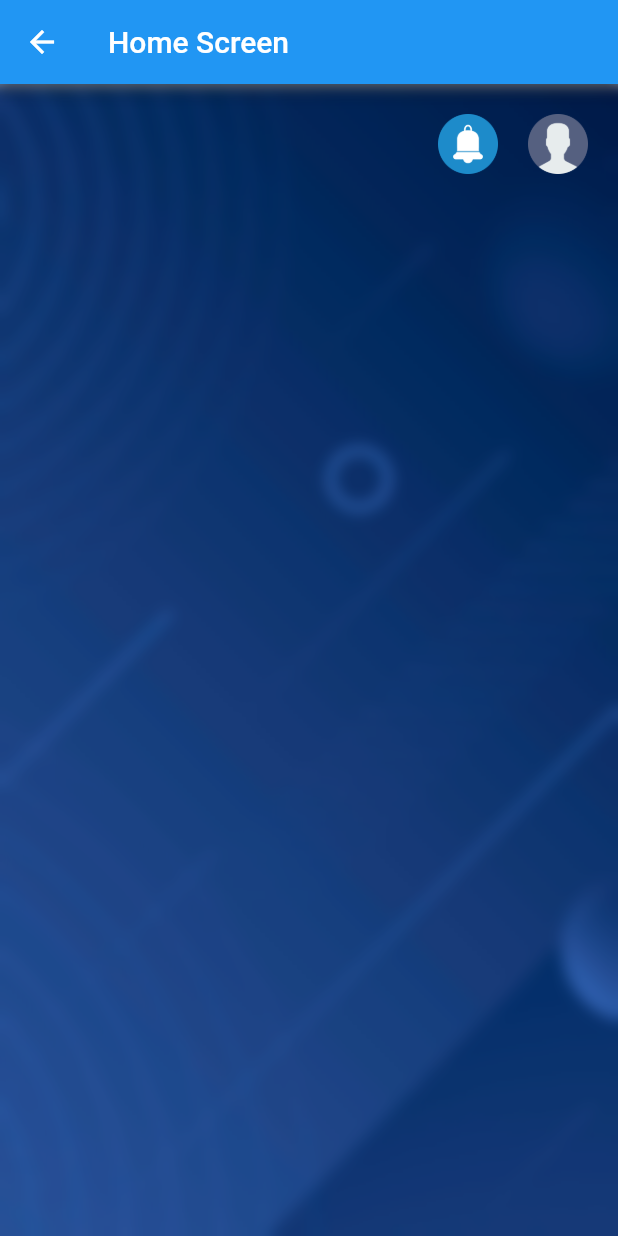
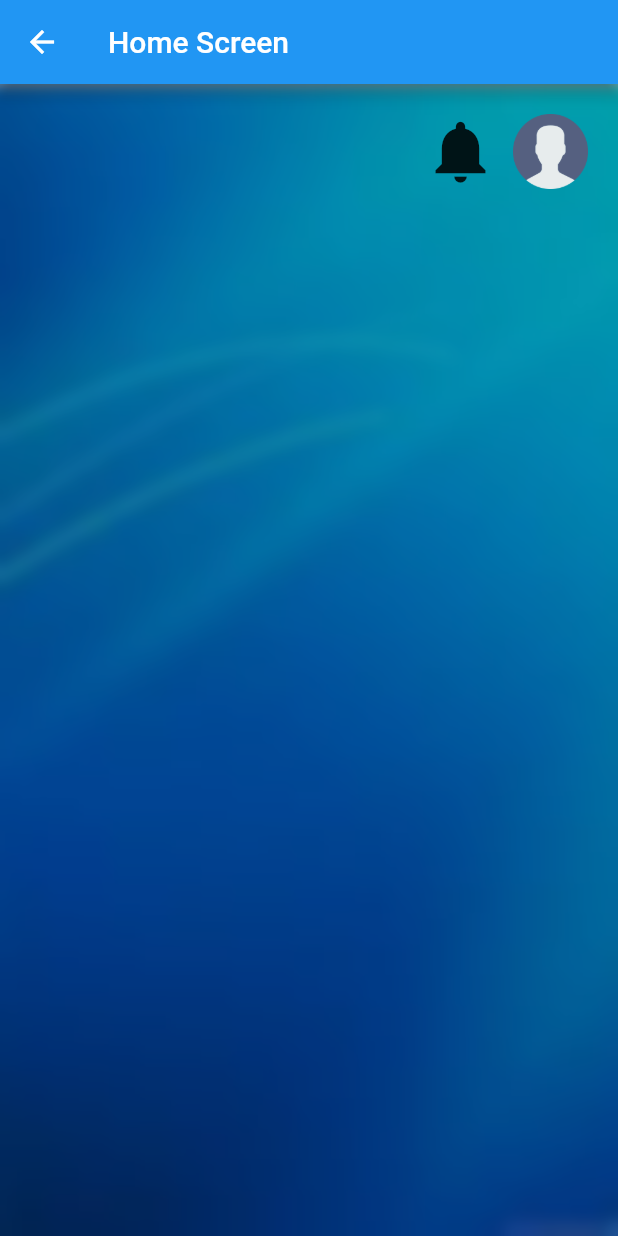
Before and after one commit to fcodelabs/training-app, a Flutter app: the screen it shows after launch, after a tap on "RANDOM", after a tap on "CONTINUE", on a phone screen of 412 x 824 dp. Run offline on Flutter 3.47's test engine with Material 2 defaults, Android fonts, the phone set to English and light mode, and no system bars; our stand-ins replace google_fonts.

Commit message:
Refacor project

```diff
--- a/lib/ui/diary_home_page/diary_home_page.dart
+++ b/lib/ui/diary_home_page/diary_home_page.dart
@@ -37,11 +37,12 @@ class DiaryHomePage extends StatelessWidget {
                       child: Row(
                         mainAxisAlignment: MainAxisAlignment.end,
                         children: [
-                          Padding(
-                            padding: const EdgeInsets.only(right: 20.0),
-                            child: Image.asset(
-                                'assets/images/notification-bell.png',
-                                height: 40),
+                          const Padding(
+                            padding: EdgeInsets.only(right: 10.0),
+                            child: Icon(
+                              Icons.notifications,
+                              size: 50,
+                            ),
                           ),
                           GestureDetector(
                             onTap: () {
@@ -67,7 +68,7 @@ class DiaryHomePage extends StatelessWidget {
                               cursor: SystemMouseCursors.grab,
                               child: Image.asset(
                                 'assets/images/user.png',
-                                height: 40,
+                                height: 50,
                               ),
                             ),
                           ),
@@ -75,6 +76,7 @@ class DiaryHomePage extends StatelessWidget {
                       ),
                     ),
                     const SizedBox(height: 16.0),
+
                   ],
                 ),
               ),
--- a/lib/ui/sign_in_page/sign_in_page.dart
+++ b/lib/ui/sign_in_page/sign_in_page.dart
@@ -193,10 +193,11 @@ class SignInForm extends State<SignScreen> {
                                       fontWeight: FontWeight.bold,
                                     ),
                                   ),
-                                  Image.asset(
-                                    'assets/images/right-arrow.png',
-                                    height: 40,
-                                  ),
+                                  // Image.asset(
+                                  //   'assets/images/right-arrow.png',
+                                  //   height: 40,
+                                  // ),
+                                  const Icon(Icons.arrow_forward),
                                 ],
                               ),
                             ),
```
Also changed, not shown: assets/images/bg_image.jpg, assets/images/right-arrow.png (deleted).
